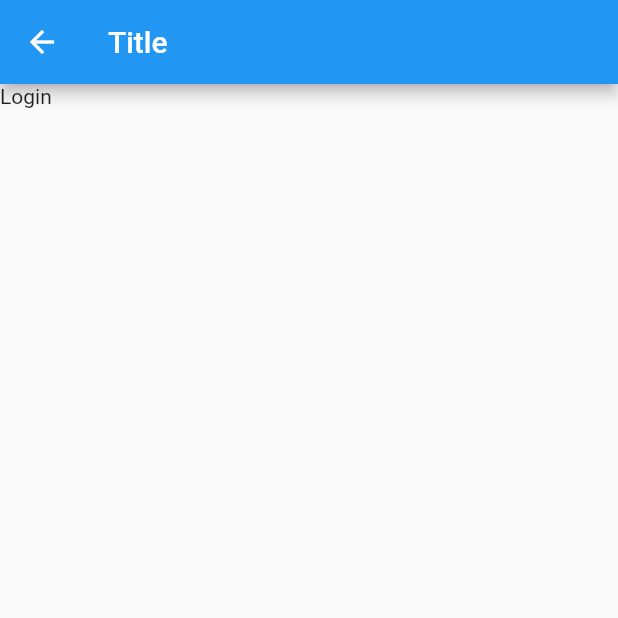
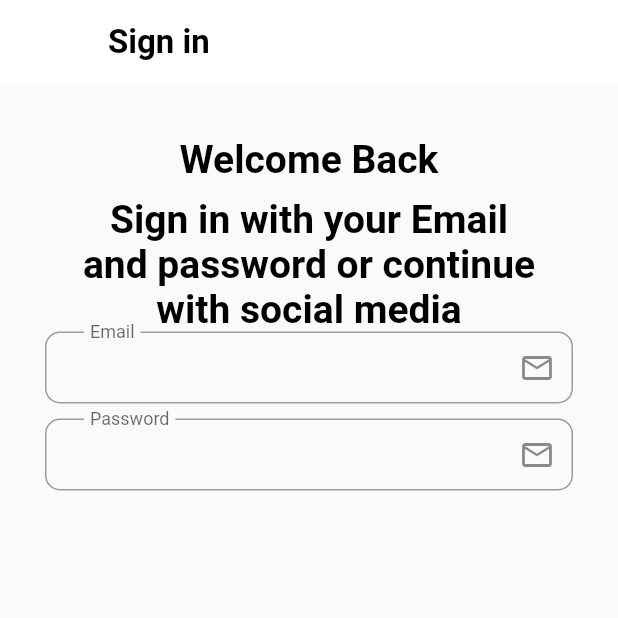
Before and after one commit to ahmed9107/ecommerce_app, a Flutter app: the Login screen opened by its route, on a phone screen of 412 x 824 dp, the top half of it. Run offline on Flutter 3.47's test engine with Material 2 defaults, Android fonts, the phone set to English and light mode, and no system bars; our stand-ins replace get, shared_preferences; accounts and stored records are empty.

Commit message:
signin page

```diff
--- a/lib/data/datasource/static/static.dart
+++ b/lib/data/datasource/static/static.dart
@@ -3,18 +3,15 @@ import '../../model/onboarding_model.dart';
 
 List<OnboardingModel> onboardingList = [
   OnboardingModel(
-    title:'',
-    image: ImageAsset.onboardingImgFirst,
-    body: ''
-  ),
+      title: 'Discover',
+      image: ImageAsset.onboardingImgFirst,
+      body: 'Explore world\'s top brands \n and boutiques'),
   OnboardingModel(
-    title:'',
-    image: ImageAsset.onboardingImgSecond,
-    body: ''
-  ),
+      title: 'Make the payment',
+      image: ImageAsset.onboardingImgSecond,
+      body: 'Choose the preferable\n option of payment'),
   OnboardingModel(
-    title:'',
-    image: ImageAsset.onboardingImgThird,
-    body: ''
-  ),
+      title: 'Enjoy you shopping',
+      image: ImageAsset.onboardingImgThird,
+      body: 'Get high quality products\n for the best prices'),
 ];
--- a/lib/utils/constants/colors.dart
+++ b/lib/utils/constants/colors.dart
@@ -3,4 +3,5 @@ import 'package:flutter/material.dart';
 class AppColor {
   static const Color grey = Color(0xff8e8e8e);
   static const Color primaryColor = Color(0xff5DB1DF);
+  static const Color appBackgroundColor = Color(0xFFFFFFFF);
 }
--- a/lib/view/screens/auth/login.dart
+++ b/lib/view/screens/auth/login.dart
@@ -1,15 +1,69 @@
 import 'package:flutter/material.dart';
+import '../../../utils/constants/colors.dart';
 
 class Login extends StatelessWidget {
   const Login({Key? key}) : super(key: key);
 
   @override
   Widget build(BuildContext context) {
-    return  Scaffold(
+    return Scaffold(
       appBar: AppBar(
-        title: const Text('Title'),
+        backgroundColor: AppColor.appBackgroundColor,
+        title: Text(
+          'Sign in',
+          style: Theme.of(context).textTheme.headline1,
+        ),
+        elevation: 0.0,
       ),
-      body: Container(child: Text("Login")),
+      body: Container(
+        padding: const EdgeInsets.symmetric(vertical: 15.0, horizontal: 30.0),
+        child: ListView(
+          children: [
+            const SizedBox(
+              height: 20.0,
+            ),
+            Text(
+              'Welcome Back',
+              textAlign: TextAlign.center,
+              style: Theme.of(context).textTheme.headline2,
+            ),
+            const SizedBox(
+              height: 10.0,
+            ),
+            Container(
+              margin: const EdgeInsets.symmetric(horizontal: 25.0),
+              child: Text(
+                'Sign in with your Email and password or continue with social media',
+                textAlign: TextAlign.center,
+                style: Theme.of(context).textTheme.headline2,
+              ),
+            ),
+            TextFormField(
+              decoration: InputDecoration(
+                  floatingLabelBehavior: FloatingLabelBehavior.always,
+                  contentPadding: const EdgeInsets.symmetric(
+                      vertical: 5.0, horizontal: 30.0),
+                  suffixIcon: const Icon(Icons.email_outlined),
+                  label: const Text('Email'),
+                  border: OutlineInputBorder(
+                      borderRadius: BorderRadius.circular(10.0))),
+            ),
+            const SizedBox(
+              height: 10.0,
+            ),
+            TextFormField(
+              decoration: InputDecoration(
+                  floatingLabelBehavior: FloatingLabelBehavior.always,
+                  contentPadding: const EdgeInsets.symmetric(
+                      vertical: 5.0, horizontal: 30.0),
+                  suffixIcon: const Icon(Icons.email_outlined),
+                  label: const Text('Password'),
+                  border: OutlineInputBorder(
+                      borderRadius: BorderRadius.circular(10.0))),
+            )
+          ],
+        ),
+      ),
     );
   }
 }
--- a/lib/view/widgets/onboarding/custom_slider.dart
+++ b/lib/view/widgets/onboarding/custom_slider.dart
@@ -1,7 +1,6 @@
 import 'package:ecommerce_app/utils/constants/colors.dart';
 import 'package:flutter/material.dart';
 import 'package:get/get.dart';
-
 import '../../../controllers/onboarding_controller.dart';
 import '../../../data/datasource/static/static.dart';
 
--- a/lib/view/widgets/onboarding/dots_indicator.dart
+++ b/lib/view/widgets/onboarding/dots_indicator.dart
@@ -1,7 +1,6 @@
 import 'package:ecommerce_app/utils/constants/colors.dart';
 import 'package:flutter/material.dart';
 import 'package:get/get.dart';
-
 import '../../../controllers/onboarding_controller.dart';
 import '../../../data/datasource/static/static.dart';
 
```
Also changed, not shown: lib/main.dart (+13 -0 lines), lib/view/screens/onboarding.dart (+4 -7 lines), lib/view/screens/auth/signup.dart (added).
